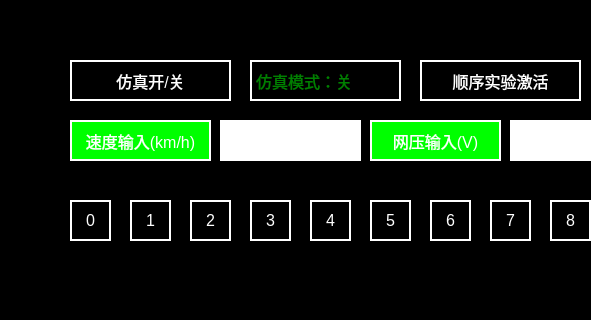
This is main_simulate.ui in isliulin/Plan85HMI as Qt 5 draws it before an edit; both pictures show x 0 to 591 and y 0 to 320 of the 800 by 500 pixel window. The edited form follows.
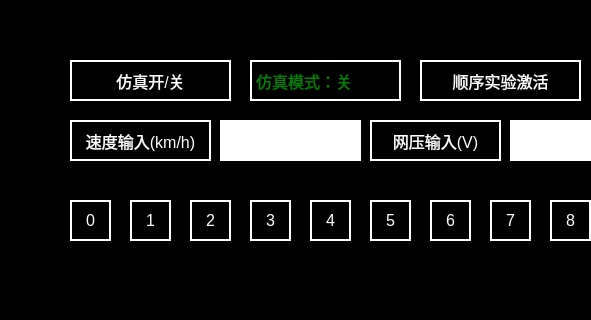
This is the edited form.

Diff of the .ui file:
```diff
--- a/main_simulate.ui
+++ b/main_simulate.ui
@@ -82,8 +82,9 @@
     <string>13</string>
    </property>
    <property name="styleSheet">
-    <string notr="true">color: white;
-font-size:16px;
+    <string notr="true">	font:16px;
+    color: rgb(255,255,255);
+	background-color: rgb(0, 0, 0);
 border:2px solid white;
 </string>
    </property>
@@ -104,8 +105,9 @@
     <string>14</string>
    </property>
    <property name="styleSheet">
-    <string notr="true">color: white;
-font-size:16px;
+    <string notr="true">	font:16px;
+    color: rgb(255,255,255);
+	background-color: rgb(0, 0, 0);
 border:2px solid white;</string>
    </property>
    <property name="text">
```
